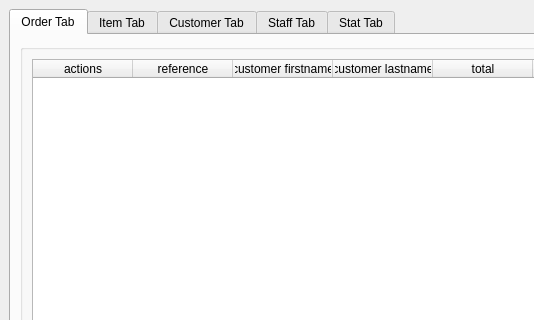
Above: window/main/mainwindow.ui from nivcoo/CESI-POO before the change; both pictures show x 0 to 534 and y 0 to 320 of the 1459 by 687 pixel window. Below: the same form after it.
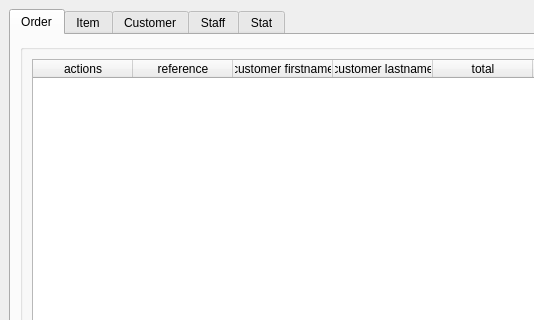
That is the form after the change. The open tabs and pages were chosen to show the change.

Commit message: improv. remove useless word

Patch:
```diff
--- a/window/main/mainwindow.ui
+++ b/window/main/mainwindow.ui
@@ -66,7 +66,7 @@
         </property>
         <widget class="QWidget" name="orderTab">
          <attribute name="title">
-          <string>Order Tab</string>
+          <string>Order</string>
          </attribute>
          <layout class="QHBoxLayout" name="orderTabL">
           <item>
@@ -648,7 +648,7 @@
         </widget>
         <widget class="QWidget" name="itemTab">
          <attribute name="title">
-          <string>Item Tab</string>
+          <string>Item</string>
          </attribute>
          <layout class="QHBoxLayout" name="itemTabL">
           <item>
@@ -931,7 +931,7 @@
           <string notr="true"/>
          </property>
          <attribute name="title">
-          <string>Customer Tab</string>
+          <string>Customer</string>
          </attribute>
          <layout class="QHBoxLayout" name="customerTabL">
           <item>
@@ -1319,7 +1319,7 @@
         </widget>
         <widget class="QWidget" name="staffTab">
          <attribute name="title">
-          <string>Staff Tab</string>
+          <string>Staff</string>
          </attribute>
          <layout class="QHBoxLayout" name="staffTabL">
           <item>
@@ -1622,7 +1622,7 @@
         </widget>
         <widget class="QWidget" name="statTab">
          <attribute name="title">
-          <string>Stat Tab</string>
+          <string>Stat</string>
          </attribute>
          <layout class="QHBoxLayout" name="horizontalLayout">
           <item alignment="Qt::AlignVCenter">
```
Left out of the diff: 2 changed lines with no effect on the pictures.
